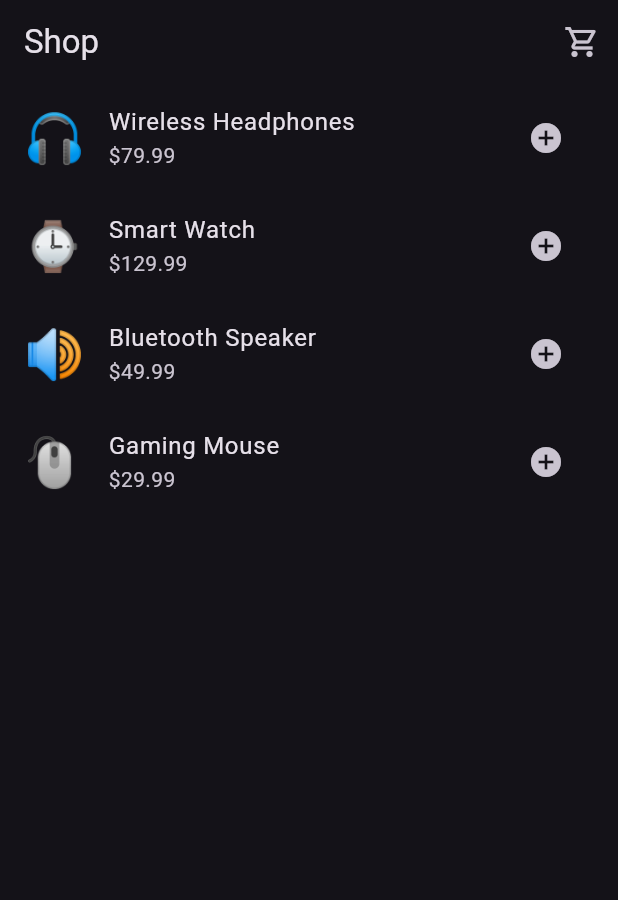
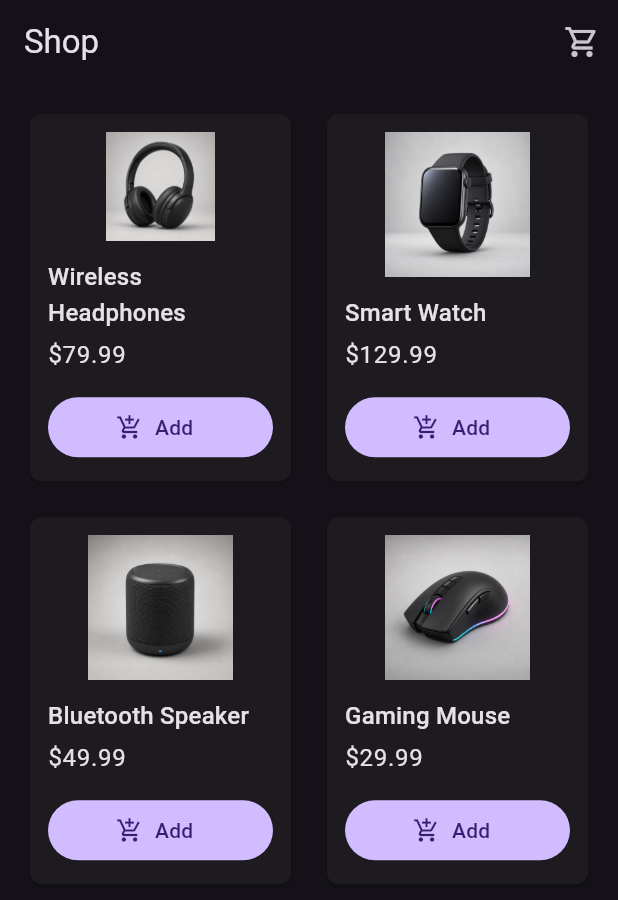
Before and after one commit to AmitAswal-lab/flutter-shopping-app, a Flutter app: the screen it shows after launch, on a phone screen of 412 x 824 dp. Shown: the top 900 px of the screen. Run offline on Flutter 3.47's test engine with Material 3 defaults, Android fonts, the phone set to English and light mode, and no system bars.

Commit message:
Add product cards and images

```diff
--- a/lib/models/product.dart
+++ b/lib/models/product.dart
@@ -2,19 +2,39 @@ class Product {
   final String id;
   final String name;
   final int priceCents;
-  final String emoji;
+  final String imageAsset;
 
   const Product({
     required this.id,
     required this.name,
     required this.priceCents,
-    required this.emoji,
+    required this.imageAsset,
   });
 }
 
 const List<Product> kProducts = [
-  Product(id: 'p1', name: 'Wireless Headphones', priceCents: 7999, emoji: '🎧'),
-  Product(id: 'p2', name: 'Smart Watch', priceCents: 12999, emoji: '⌚'),
-  Product(id: 'p3', name: 'Bluetooth Speaker', priceCents: 4999, emoji: '🔊'),
-  Product(id: 'p4', name: 'Gaming Mouse', priceCents: 2999, emoji: '🖱️'),
+  Product(
+    id: 'p1',
+    name: 'Wireless Headphones',
+    priceCents: 7999,
+    imageAsset: 'assets/products/wireless_headphones.png',
+  ),
+  Product(
+    id: 'p2',
+    name: 'Smart Watch',
+    priceCents: 12999,
+    imageAsset: 'assets/products/smart_watch.png',
+  ),
+  Product(
+    id: 'p3',
+    name: 'Bluetooth Speaker',
+    priceCents: 4999,
+    imageAsset: 'assets/products/bluetooth_speaker.png',
+  ),
+  Product(
+    id: 'p4',
+    name: 'Gaming Mouse',
+    priceCents: 2999,
+    imageAsset: 'assets/products/gaming_mouse.png',
+  ),
 ];
--- a/lib/screens/product_detail_screen.dart
+++ b/lib/screens/product_detail_screen.dart
@@ -59,8 +59,9 @@ class _ProductDetailScreenState extends State<ProductDetailScreen> {
       body: ListView(
         padding: const EdgeInsets.all(24),
         children: [
-          Center(
-            child: Text(product.emoji, style: const TextStyle(fontSize: 96)),
+          AspectRatio(
+            aspectRatio: 1,
+            child: Image.asset(product.imageAsset, fit: BoxFit.contain),
           ),
           const SizedBox(height: 24),
           Text(product.name, style: Theme.of(context).textTheme.headlineMedium),
--- a/lib/screens/product_list_screen.dart
+++ b/lib/screens/product_list_screen.dart
@@ -15,10 +15,17 @@ class ProductListScreen extends StatelessWidget {
   Widget build(BuildContext context) {
     return Scaffold(
       appBar: AppBar(title: const Text('Shop'), actions: const [_CartBadge()]),
-      body: ListView.builder(
+      body: GridView.builder(
+        padding: const EdgeInsets.all(16),
         itemCount: kProducts.length,
+        gridDelegate: const SliverGridDelegateWithMaxCrossAxisExtent(
+          maxCrossAxisExtent: 240,
+          mainAxisSpacing: 16,
+          crossAxisSpacing: 16,
+          childAspectRatio: 0.72,
+        ),
         itemBuilder: (context, index) {
-          return _ProductTile(product: kProducts[index]);
+          return _ProductCard(product: kProducts[index]);
         },
       ),
     );
@@ -46,14 +53,17 @@ class _CartBadge extends StatelessWidget {
   }
 }
 
-class _ProductTile extends StatelessWidget {
+class _ProductCard extends StatelessWidget {
   final Product product;
 
-  const _ProductTile({required this.product});
+  const _ProductCard({required this.product});
 
   @override
   Widget build(BuildContext context) {
-    return ListTile(
+    return Card(
+      clipBehavior: Clip.antiAlias,
+      shape: RoundedRectangleBorder(borderRadius: BorderRadius.circular(8)),
+      child: InkWell(
         onTap: () {
           Navigator.of(context).push(
             MaterialPageRoute(
@@ -61,12 +71,36 @@ class _ProductTile extends StatelessWidget {
             ),
           );
         },
-      leading: Text(product.emoji, style: const TextStyle(fontSize: 32)),
-      title: Text(product.name),
-      subtitle: Text(formatCents(product.priceCents)),
-      trailing: IconButton(
-        icon: const Icon(Icons.add_circle),
-        tooltip: 'Add to cart',
+        child: Padding(
+          padding: const EdgeInsets.all(12),
+          child: Column(
+            crossAxisAlignment: CrossAxisAlignment.start,
+            children: [
+              Expanded(
+                child: Center(
+                  child: Image.asset(
+                    product.imageAsset,
+                    fit: BoxFit.contain,
+                    width: double.infinity,
+                  ),
+                ),
+              ),
+              const SizedBox(height: 12),
+              Text(
+                product.name,
+                maxLines: 2,
+                overflow: TextOverflow.ellipsis,
+                style: Theme.of(context).textTheme.titleMedium,
+              ),
+              const SizedBox(height: 4),
+              Text(
+                formatCents(product.priceCents),
+                style: Theme.of(context).textTheme.bodyLarge,
+              ),
+              const SizedBox(height: 12),
+              SizedBox(
+                width: double.infinity,
+                child: FilledButton.icon(
                   onPressed: () {
                     context.read<Cart>().add(
                       CartItem(
@@ -77,6 +111,13 @@ class _ProductTile extends StatelessWidget {
                       ),
                     );
                   },
+                  icon: const Icon(Icons.add_shopping_cart),
+                  label: const Text('Add'),
+                ),
+              ),
+            ],
+          ),
+        ),
       ),
     );
   }
--- a/pubspec.yaml
+++ b/pubspec.yaml
@@ -59,9 +59,8 @@ flutter:
   uses-material-design: true
 
   # To add assets to your application, add an assets section, like this:
-  # assets:
-  #   - images/a_dot_burr.jpeg
-  #   - images/a_dot_ham.jpeg
+  assets:
+    - assets/products/
 
   # An image asset can refer to one or more resolution-specific "variants", see
   # https://flutter.dev/to/resolution-aware-images
```
Also changed, not shown: assets/products/bluetooth_speaker.png (added), assets/products/gaming_mouse.png (added), assets/products/smart_watch.png (added), assets/products/wireless_headphones.png (added). Lines whose indentation alone changed are shown as unchanged.
